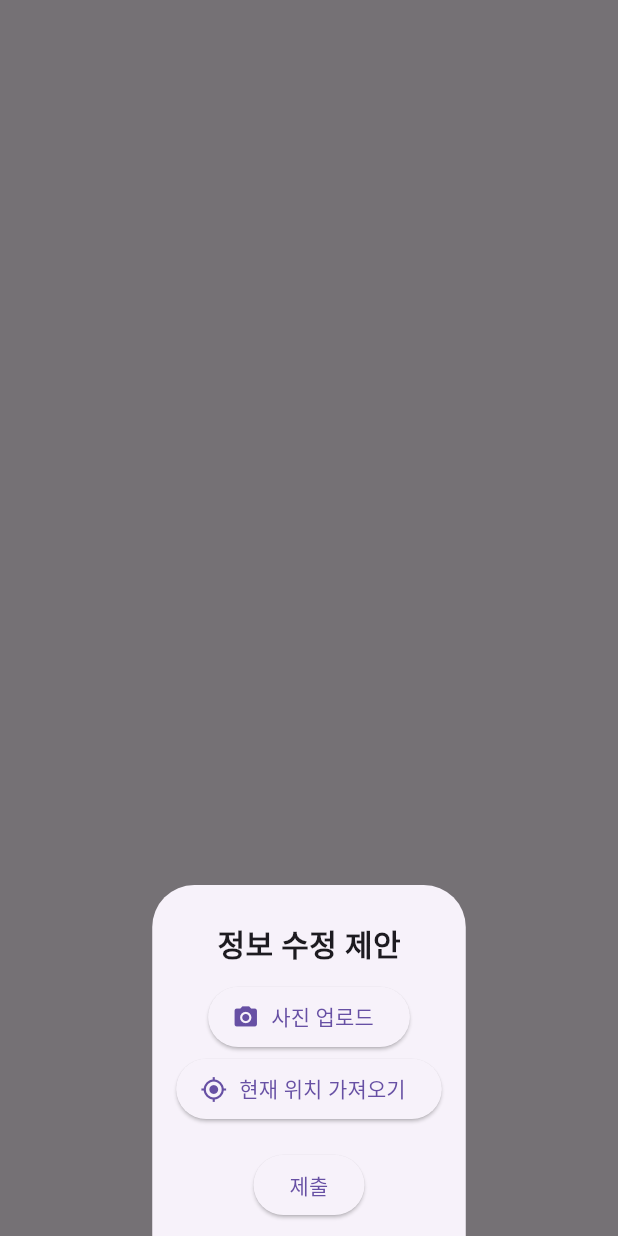
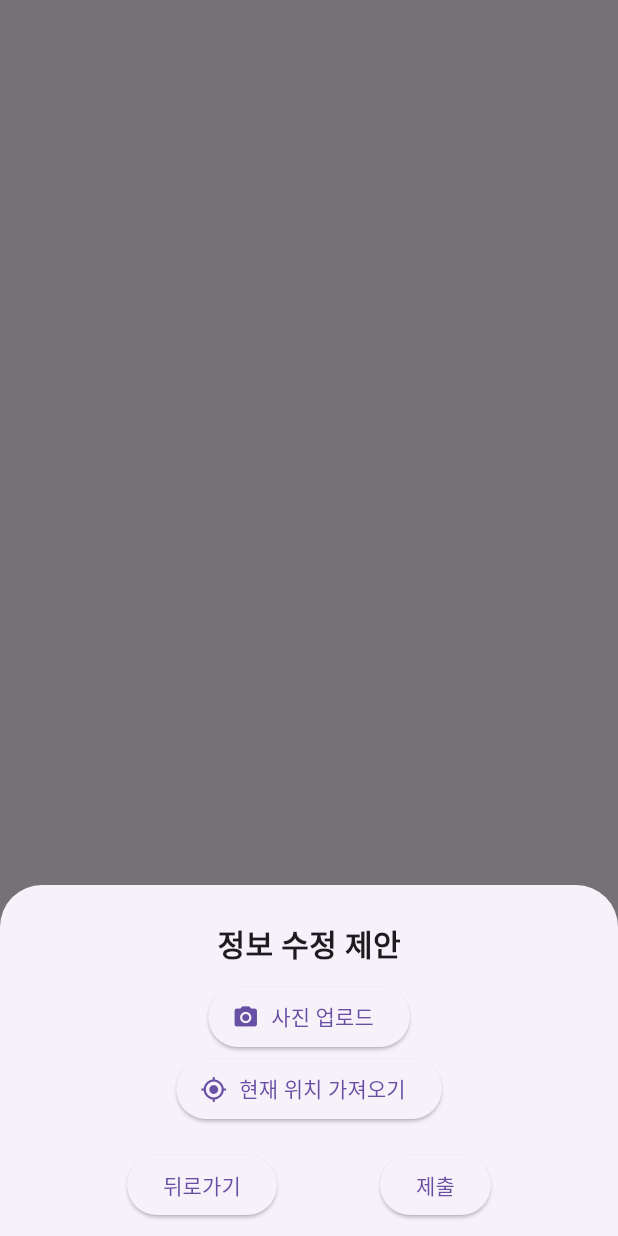
Before and after one commit to yanggyu7458/AED_Map_Project, a Flutter app: what showAedEditSuggestionForm() shows on an empty page, opened directly with empty values, after a tap on "현재 위치 가져오기", on a phone screen of 412 x 824 dp. Run offline on Flutter 3.47's test engine with Material 3 defaults, Android fonts, the phone set to English and light mode, and no system bars; our stand-ins replace geolocator, image_picker, permission_handler; missing offline and left inert: flutter_naver_map.

Commit message:
feat : 정보 수정제안 요청 뒤로가기 버튼 추가 및 수정 제안 폼의의 메모리 누수 예방

```diff
--- a/aed_map/lib/AED_info_update_form.dart
+++ b/aed_map/lib/AED_info_update_form.dart
@@ -1,5 +1,6 @@
 /// AED 정보 수정 제안 기능 및 신규 AED 등록 기능 구현 아이디어
 
+import 'dart:async';
 import 'dart:convert';
 import 'package:flutter/material.dart';
 import 'package:http/http.dart' as http;
@@ -12,6 +13,7 @@
   final updatedData = Map<String, String>.from(currentData);
   XFile? selectedImage;
   Position? currentPosition;
+  StreamSubscription<ServiceStatus>? locationSubscription;
 
   showModalBottomSheet(
     context: context,
@@ -24,7 +26,18 @@
         top: 24,
       ),
       child: StatefulBuilder(
-        builder: (context, setState) => SingleChildScrollView(
+        builder: (context, setState) {
+          Future<void> disposeResources() async {
+            await locationSubscription?.cancel();
+            selectedImage = null;
+          }
+
+          return WillPopScope(
+            onWillPop: () async {
+              await disposeResources();
+              return true;
+            },
+            child: SingleChildScrollView(
               child: Column(
                 mainAxisSize: MainAxisSize.min,
                 children: [
@@ -59,6 +72,7 @@
                     onPressed: () async {
                       final position = await Geolocator.getCurrentPosition();
                       setState(() => currentPosition = position);
+                      locationSubscription = Geolocator.getServiceStatusStream().listen((_) {});
                     },
                   ),
                   if (currentPosition != null)
@@ -72,19 +86,34 @@
                       child: Text('📷 사진이 선택됨: ${selectedImage?.name}', style: TextStyle(fontSize: 12, color: Colors.grey[600])),
                     ),
                   SizedBox(height: 16),
+                  Row(
+                    mainAxisAlignment: MainAxisAlignment.spaceEvenly,
+                    children: [
+                      ElevatedButton(
+                        onPressed: () {
+                          disposeResources();
+                          Navigator.pop(context);
+                        },
+                        child: Text('뒤로가기'),
+                      ),
                       ElevatedButton(
                         child: Text('제출'),
-                onPressed: () {
+                        onPressed: () async {
                           if (formKey.currentState!.validate()) {
-                    onSubmit(updatedData, selectedImage, currentPosition);
+                            await onSubmit(updatedData, selectedImage, currentPosition);
+                            await disposeResources();
                             Navigator.pop(context);
                           }
                         },
+                      ),
+                    ],
                   ),
                   SizedBox(height: 10),
                 ],
               ),
             ),
+          );
+        },
       ),
     ),
   );
```
Lines whose indentation alone changed are shown as unchanged.
